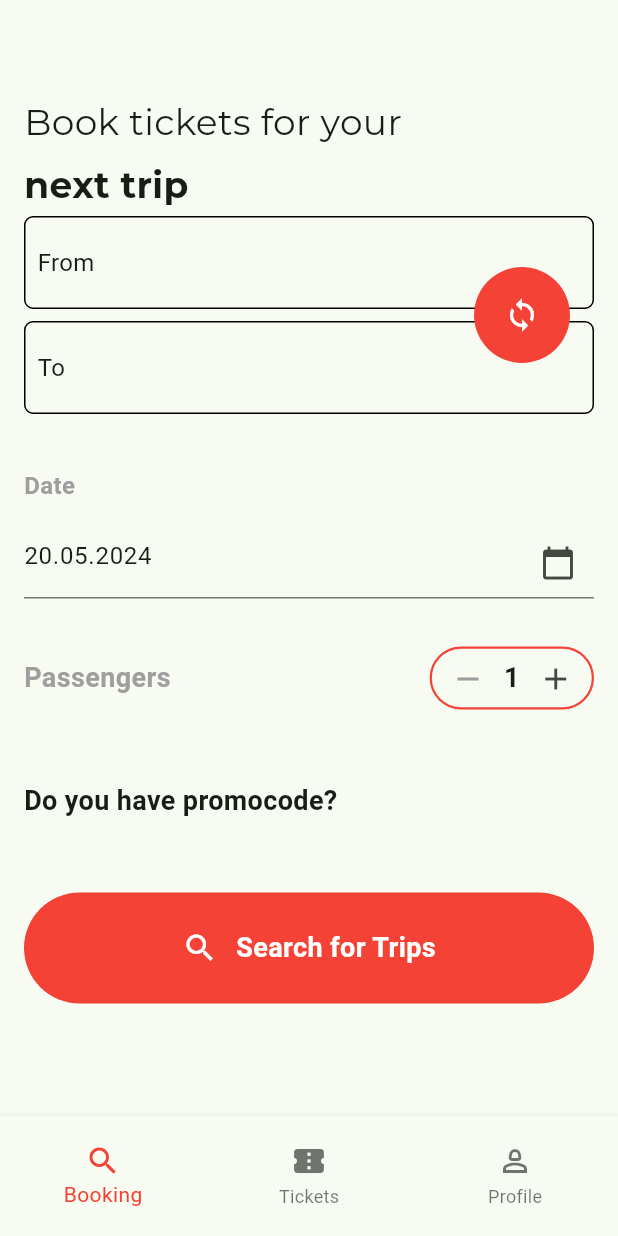
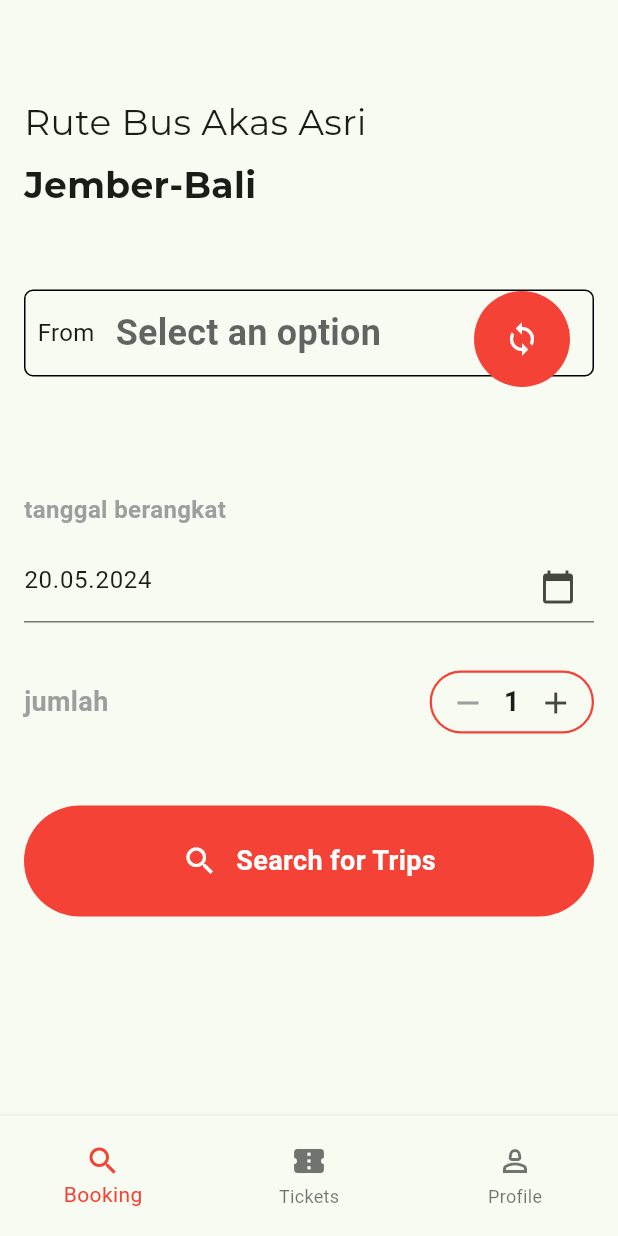
Before and after one commit to shmtysmn/projek_akhir, a Flutter app: the BookingMain screen opened directly, after a tap on the "sync" icon, on a phone screen of 412 x 824 dp. Run offline on Flutter 3.47's test engine with Material 3 defaults, Android fonts, the phone set to English and light mode, and no system bars; our stand-ins replace flutter_riverpod, go_router, google_fonts.

Commit message:
home_screen

```diff
--- a/lib/src/ui/home_screen.dart
+++ b/lib/src/ui/home_screen.dart
@@ -13,9 +13,9 @@ class HomeScreen extends StatefulWidget {
 class _HomeScreenState extends State<HomeScreen> {
   bool tripType = false;
   int _counter = 1;
-  final TextEditingController _fromTec = TextEditingController();
-  final TextEditingController _toTec = TextEditingController();
-
+  String? _selectedFromValue;
+  String? _selectedToValue;
+  final List<String> _dropdownItems = ['Option 1', 'Option 2', 'Option 3'];
   final TextEditingController _dateController = TextEditingController();
   DateTime? _selectedDate;
 
@@ -49,153 +49,42 @@ class _HomeScreenState extends State<HomeScreen> {
           crossAxisAlignment: CrossAxisAlignment.start,
           children: [
             Text(
-              "Book tickets for your",
+              "Rute Bus Akas Asri",
               style: GoogleFonts.montserrat(
                 fontSize: 24,
               ),
             ),
-            const SizedBox(
-              height: 8,
-            ),
+            const SizedBox(height: 8),
             Text(
-              "next trip",
+              "Jember-Bali",
               style: GoogleFonts.montserrat(
                 fontSize: 24,
                 fontWeight: FontWeight.bold,
               ),
             ),
-            Container(
-              height: 140,
-              child: Stack(
-                children: [
-                  Positioned(
-                    left: 0,
-                    right: 0,
-                    bottom: 0,
-                    top: 0,
-                    child: Column(
-                      mainAxisAlignment: MainAxisAlignment.center,
-                      children: [
-                        Container(
-                          margin: const EdgeInsets.only(bottom: 8),
-                          decoration: BoxDecoration(
-                            border: Border.all(),
-                            borderRadius: BorderRadius.circular(6),
-                          ),
-                          padding: const EdgeInsets.symmetric(
-                            horizontal: 8,
-                            vertical: 4,
-                          ),
-                          child: Row(
-                            children: [
-                              const Text(
-                                "From",
-                                style: TextStyle(
-                                  fontSize: 16,
-                                ),
-                              ),
-                              const SizedBox(
-                                width: 14,
-                              ),
-                              Expanded(
-                                child: TextField(
-                                  controller: _fromTec,
-                                  style: const TextStyle(
-                                    fontSize: 24,
-                                    fontWeight: FontWeight.bold,
-                                  ),
-                                  decoration: const InputDecoration(
-                                    border: InputBorder.none,
-                                  ),
-                                ),
-                              ),
-                            ],
-                          ),
-                        ),
-                        Container(
-                          margin: const EdgeInsets.only(bottom: 0),
-                          decoration: BoxDecoration(
-                            border: Border.all(),
-                            borderRadius: BorderRadius.circular(6),
-                          ),
-                          padding: const EdgeInsets.symmetric(
-                            horizontal: 8,
-                            vertical: 4,
-                          ),
-                          child: Row(
-                            children: [
-                              const Text(
-                                "To",
-                                style: TextStyle(
-                                  fontSize: 16,
-                                ),
-                              ),
-                              const SizedBox(
-                                width: 14,
-                              ),
-                              Expanded(
-                                child: TextField(
-                                  controller: _toTec,
-                                  style: const TextStyle(
-                                    fontSize: 24,
-                                    fontWeight: FontWeight.bold,
-                                  ),
-                                  decoration: const InputDecoration(
-                                    border: InputBorder.none,
-                                  ),
-                                ),
-                              ),
-                            ],
-                          ),
-                        ),
-                      ],
-                    ),
-                  ),
-                  Positioned(
-                    right: 16,
-                    bottom: 16,
-                    top: 16,
-                    child: GestureDetector(
-                      onTap: () {
-                        final tmpText = _fromTec.text;
-                        _fromTec.text = _toTec.text;
-                        _toTec.text = tmpText;
-                        setState(() {});
-                      },
-                      child: const Center(
-                        child: CircleAvatar(
-                          radius: 32,
-                          backgroundColor: Colors.red,
-                          foregroundColor: Colors.white,
-                          child: Icon(
-                            Icons.sync,
-                          ),
-                        ),
-                      ),
-                    ),
-                  ),
-                ],
-              ),
-            ),
-            Padding(
-              padding: const EdgeInsets.symmetric(vertical: 32),
-              child: Row(
+            const SizedBox(height: 16),
+            _buildLocationDropdown("From", _selectedFromValue, (String? newValue) {
+              setState(() {
+                _selectedFromValue = newValue;
+              });
+            }),
+            const SizedBox(height: 32),
+            Row(
+              mainAxisAlignment: MainAxisAlignment.spaceBetween,
               children: [
                 Expanded(
                   child: Column(
                     crossAxisAlignment: CrossAxisAlignment.start,
                     children: [
                       const Text(
-                          'Date',
+                        'tanggal berangkat',
                         style: TextStyle(
                           fontWeight: FontWeight.bold,
                           fontSize: 16,
                           color: Colors.grey,
                         ),
                       ),
-                        const SizedBox(
-                          height: 16,
-                        ),
+                      const SizedBox(height: 16),
                       TextField(
                         controller: _dateController,
                         readOnly: true,
@@ -211,12 +100,12 @@ class _HomeScreenState extends State<HomeScreen> {
                 ),
               ],
             ),
-            ),
+            const SizedBox(height: 32),
             Row(
               mainAxisAlignment: MainAxisAlignment.spaceBetween,
               children: [
                 const Text(
-                  "Passengers",
+                  "jumlah",
                   style: TextStyle(
                     fontWeight: FontWeight.bold,
                     fontSize: 18,
@@ -260,28 +149,14 @@ class _HomeScreenState extends State<HomeScreen> {
                             _counter++;
                           });
                         },
-                        icon: const Icon(
-                          Icons.add,
+                        icon: const Icon(Icons.add),
+                      ),
+                    ],
                   ),
                 ),
               ],
             ),
-                )
-              ],
-            ),
-            const SizedBox(
-              height: 48,
-            ),
-            const Text(
-              "Do you have promocode?",
-              style: TextStyle(
-                fontWeight: FontWeight.bold,
-                fontSize: 18,
-              ),
-            ),
-            const SizedBox(
-              height: 48,
-            ),
+            const SizedBox(height: 48),
             GestureDetector(
               onTap: () {
                 context.push("/detail");
@@ -299,9 +174,7 @@ class _HomeScreenState extends State<HomeScreen> {
                       Icons.search,
                       color: Colors.white,
                     ),
-                    SizedBox(
-                      width: 12,
-                    ),
+                    SizedBox(width: 12),
                     Text(
                       "Search for Trips",
                       style: TextStyle(
@@ -313,10 +186,101 @@ class _HomeScreenState extends State<HomeScreen> {
                   ],
                 ),
               ),
-            )
+            ),
           ],
         ),
       ),
     );
   }
+
+  Widget _buildLocationDropdown(
+      String label, String? selectedValue, ValueChanged<String?> onChanged) {
+    return Container(
+      height: 140,
+      child: Stack(
+        children: [
+          Positioned(
+            left: 0,
+            right: 0,
+            bottom: 0,
+            top: 0,
+            child: Column(
+              mainAxisAlignment: MainAxisAlignment.center,
+              children: [
+                Container(
+                  margin: const EdgeInsets.only(bottom: 8),
+                  decoration: BoxDecoration(
+                    border: Border.all(),
+                    borderRadius: BorderRadius.circular(6),
+                  ),
+                  padding: const EdgeInsets.symmetric(
+                    horizontal: 8,
+                    vertical: 4,
+                  ),
+                  child: Row(
+                    children: [
+                      Text(
+                        label,
+                        style: const TextStyle(
+                          fontSize: 16,
+                        ),
+                      ),
+                      const SizedBox(width: 14),
+                      Expanded(
+                        child: DropdownButton<String>(
+                          isExpanded: true,
+                          value: selectedValue,
+                          hint: const Text(
+                            "Select an option",
+                            style: TextStyle(
+                              fontSize: 24,
+                              fontWeight: FontWeight.bold,
+                            ),
+                          ),
+                          items: _dropdownItems.map((String value) {
+                            return DropdownMenuItem<String>(
+                              value: value,
+                              child: Text(
+                                value,
+                                style: const TextStyle(
+                                  fontSize: 24,
+                                  fontWeight: FontWeight.bold,
+                                ),
+                              ),
+                            );
+                          }).toList(),
+                          onChanged: onChanged,
+                          underline: Container(), // Removes the default underline
+                        ),
+                      ),
+                    ],
+                  ),
+                ),
+              ],
+            ),
+          ),
+          Positioned(
+            right: 16,
+            bottom: 16,
+            top: 16,
+            child: GestureDetector(
+              onTap: () {
+                final tmpText = selectedValue;
+                selectedValue = selectedValue == _selectedFromValue ? _selectedToValue : _selectedFromValue;
+                onChanged(selectedValue);
+              },
+              child: const Center(
+                child: CircleAvatar(
+                  radius: 32,
+                  backgroundColor: Colors.red,
+                  foregroundColor: Colors.white,
+                  child: Icon(Icons.sync),
+                ),
+              ),
+            ),
+          ),
+        ],
+      ),
+    );
   }
+}
```
Also changed, not shown: lib/src/ui/profil_body.dart (line endings or trailing spaces), pubspec.lock. Lines whose indentation alone changed are shown as unchanged.
